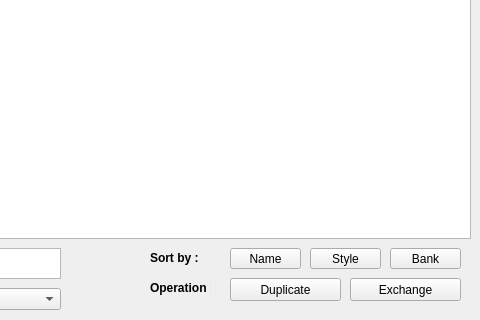
Above: qbanks.ui from LasDesu/fb01editor before the change; both pictures show x 140 to 620 and y 212 to 532 of the 620 by 532 pixel window. Below: the same form after it.
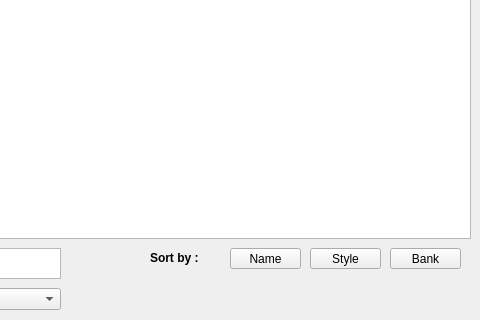
That is the form after the change.

Commit message: Adding the exchange function, cleaning a lot of code, solving bank sorting bug.

What changed in the file:
```diff
--- a/qbanks.ui
+++ b/qbanks.ui
@@ -29,25 +29,6 @@
     <bool>true</bool>
    </property>
   </widget>
-  <widget class="QLabel" name="label_operation">
-   <property name="geometry">
-    <rect>
-     <x>290</x>
-     <y>490</y>
-     <width>61</width>
-     <height>20</height>
-    </rect>
-   </property>
-   <property name="font">
-    <font>
-     <weight>75</weight>
-     <bold>true</bold>
-    </font>
-   </property>
-   <property name="text">
-    <string>Operation :</string>
-   </property>
-  </widget>
   <widget class="QLabel" name="label_sort_3">
    <property name="geometry">
     <rect>
@@ -102,19 +83,6 @@
     <string>Name :</string>
    </property>
   </widget>
-  <widget class="QPushButton" name="pshBut_exchange">
-   <property name="geometry">
-    <rect>
-     <x>490</x>
-     <y>490</y>
-     <width>111</width>
-     <height>23</height>
-    </rect>
-   </property>
-   <property name="text">
-    <string>Exchange</string>
-   </property>
-  </widget>
   <widget class="QLabel" name="label_sort">
    <property name="geometry">
     <rect>
@@ -200,19 +168,6 @@
     <number>7</number>
    </property>
   </widget>
-  <widget class="QPushButton" name="pshBut_copy">
-   <property name="geometry">
-    <rect>
-     <x>370</x>
-     <y>490</y>
-     <width>111</width>
-     <height>23</height>
-    </rect>
-   </property>
-   <property name="text">
-    <string>Duplicate</string>
-   </property>
-  </widget>
   <widget class="QComboBox" name="cmbBox_voicestyle">
    <property name="geometry">
     <rect>
```
The commit also changes 17 other files.
